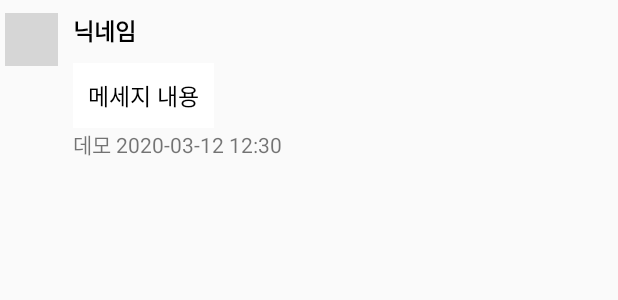
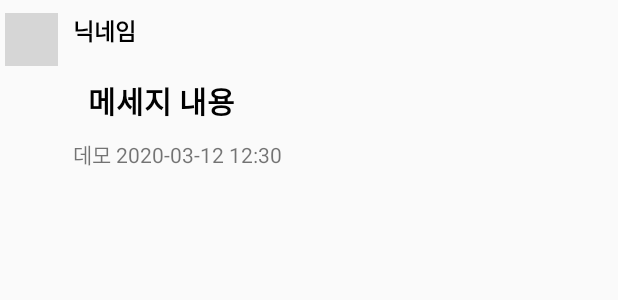
Before and after one commit to squareyun/KNU_MoAPP_20212, an Android app: the layout chat_left_item.xml on its own in the app's theme, with its tools: preview values and no code run, on a phone screen of 412 x 824 dp. Shown: the top 300 px of the screen. Run offline under Robolectric (Android 15) with nearby library versions, the phone set to English and light mode, and no system bars; network calls fail; grey boxes are pictures that could not be loaded.

Commit message:
친구목록 및 채팅 디자인 개선 ver1.0

```diff
--- a/app/src/main/java/com/example/team_practice/ChatActivity.kt
+++ b/app/src/main/java/com/example/team_practice/ChatActivity.kt
@@ -31,6 +31,9 @@ class ChatActivity : AppCompatActivity() {
         super.onCreate(savedInstanceState)
         setContentView(R.layout.chat_layout)
 
+        var actionBar = supportActionBar
+        actionBar!!.hide()
+
         chatInput = findViewById(R.id.chatInput)
         chatListView = findViewById(R.id.chatListView)
         sendBtn = findViewById(R.id.sendBtn)
@@ -39,9 +42,10 @@ class ChatActivity : AppCompatActivity() {
 
         var myID = MyData.ID
         var otherID = intent.getStringExtra("otherID")
+        var otherName = intent.getStringExtra("otherName")
 
         var chatViewName : TextView = findViewById(R.id.chatViewName)
-        chatViewName.setText(otherID)
+        chatViewName.setText(otherName)
 
         var arrayForSort : ArrayList<String> = ArrayList()
 
--- a/app/src/main/java/com/example/team_practice/FriendListItemAdapter.java
+++ b/app/src/main/java/com/example/team_practice/FriendListItemAdapter.java
@@ -56,6 +56,7 @@ public class FriendListItemAdapter extends BaseAdapter {
                 //Toast.makeText(context, listItem.getName() + " 과 대화", Toast.LENGTH_SHORT).show();
                 Intent callIntent = new Intent(context, ChatActivity.class);
                 callIntent.putExtra("otherID", items.get(i).getID());
+                callIntent.putExtra("otherName", items.get(i).getName());
                 callIntent.addFlags(Intent.FLAG_ACTIVITY_NEW_TASK);
                 context.startActivity(callIntent);
             }
--- a/app/src/main/java/com/example/team_practice/MainFriendList.kt
+++ b/app/src/main/java/com/example/team_practice/MainFriendList.kt
@@ -24,6 +24,7 @@ class MainFriendList : AppCompatActivity() {
     override fun onCreate(savedInstanceState: Bundle?) {
         super.onCreate(savedInstanceState)
         setContentView(R.layout.friend_main)
+        title = "Friend"
 
         var myList = findViewById<ListView>(R.id.myListView)
         var friendList = findViewById<ListView>(R.id.friendListView)
--- a/app/src/main/res/layout/chat_left_item.xml
+++ b/app/src/main/res/layout/chat_left_item.xml
@@ -43,13 +43,13 @@
                 android:id="@+id/chatItemMsg"
                 android:layout_width="wrap_content"
                 android:layout_height="wrap_content"
-                android:background="#ffffff"
                 android:maxLength="150"
                 android:maxLines="15"
                 android:padding="10dp"
                 android:text="메세지 내용"
                 android:textColor="#000000"
-                android:textSize="15dp" />
+                android:textSize="20dp"
+                android:textStyle="bold"/>
 
             <TextView
                 android:id="@+id/chatItemTime"
--- a/app/src/main/res/layout/chat_right_item.xml
+++ b/app/src/main/res/layout/chat_right_item.xml
@@ -41,7 +41,8 @@
                 android:padding="10dp"
                 android:text="메세지 내용"
                 android:textColor="#000000"
-                android:textSize="15dp" />
+                android:textSize="20dp"
+                android:textStyle="bold"/>
 
             <TextView
                 android:id="@+id/chatItemTime"
--- a/app/src/main/res/layout/friend_main.xml
+++ b/app/src/main/res/layout/friend_main.xml
@@ -16,7 +16,8 @@
         <TextView
             android:layout_width="match_parent"
             android:layout_height="wrap_content"
-            android:text="친구 목록"/>
+            android:text="친구 목록"
+            android:background="@drawable/chat_layout_custom"/>
         <ListView
             android:layout_width="match_parent"
             android:layout_height="wrap_content"
```
Also changed, not shown: app/src/main/res/layout/chat_layout.xml (+6 -2 lines).
